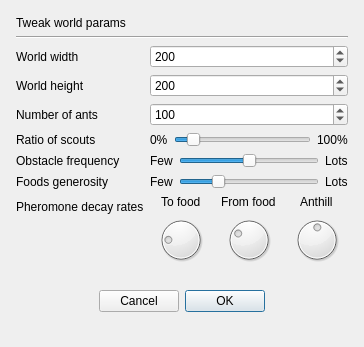
Old version of the form worldgen.ui in the repository Kamilcuk/Anthill.
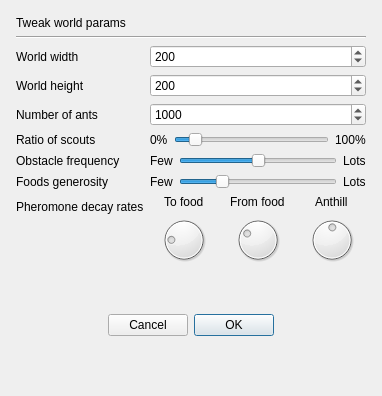
New version of the form.

```diff
--- a/worldgen.ui
+++ b/worldgen.ui
@@ -9,8 +9,8 @@
    <rect>
     <x>0</x>
     <y>0</y>
-    <width>364</width>
-    <height>347</height>
+    <width>382</width>
+    <height>396</height>
    </rect>
   </property>
   <property name="sizePolicy">
@@ -120,10 +120,10 @@
          <item row="2" column="1">
           <widget class="QSpinBox" name="numAnts">
            <property name="maximum">
-            <number>1000</number>
+            <number>100000</number>
            </property>
            <property name="value">
-            <number>100</number>
+            <number>1000</number>
            </property>
           </widget>
          </item>
```
